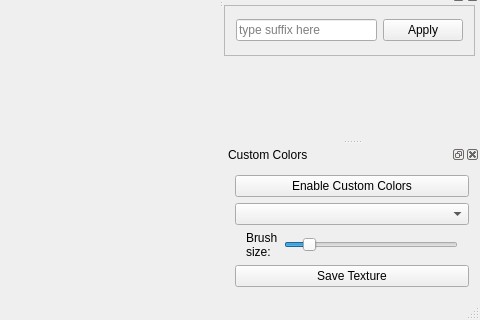
First picture: the form in Tools/ResourceEditor/DataQt/mainwindow.ui, repository xaoctech/dava.engine, before the edit; both pictures show x 585 to 1065 and y 340 to 660 of the 1065 by 660 pixel window.
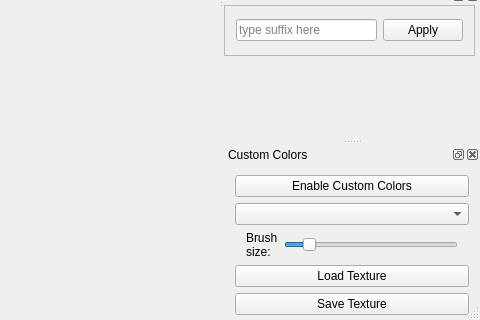
Second picture: the form after the edit. Icons and pictures are not drawn. Custom widgets are drawn as their Qt base class.

Commit message: [DF-350] Add custom colors texture loading. Add storing custom colors texture save path to landscape node custom properties.

```diff
--- a/Tools/ResourceEditor/DataQt/mainwindow.ui
+++ b/Tools/ResourceEditor/DataQt/mainwindow.ui
@@ -451,6 +451,13 @@
        </layout>
       </widget>
      </item>
+     <item>
+      <widget class="QPushButton" name="buttonCustomColorsLoad">
+       <property name="text">
+        <string>Load Texture</string>
+       </property>
+      </widget>
+     </item>
      <item>
       <widget class="QPushButton" name="buttonCustomColorsSave">
        <property name="text">
```
Left out of the diff: 2 changed lines with no effect on the pictures. The commit also changes 11 other files.
